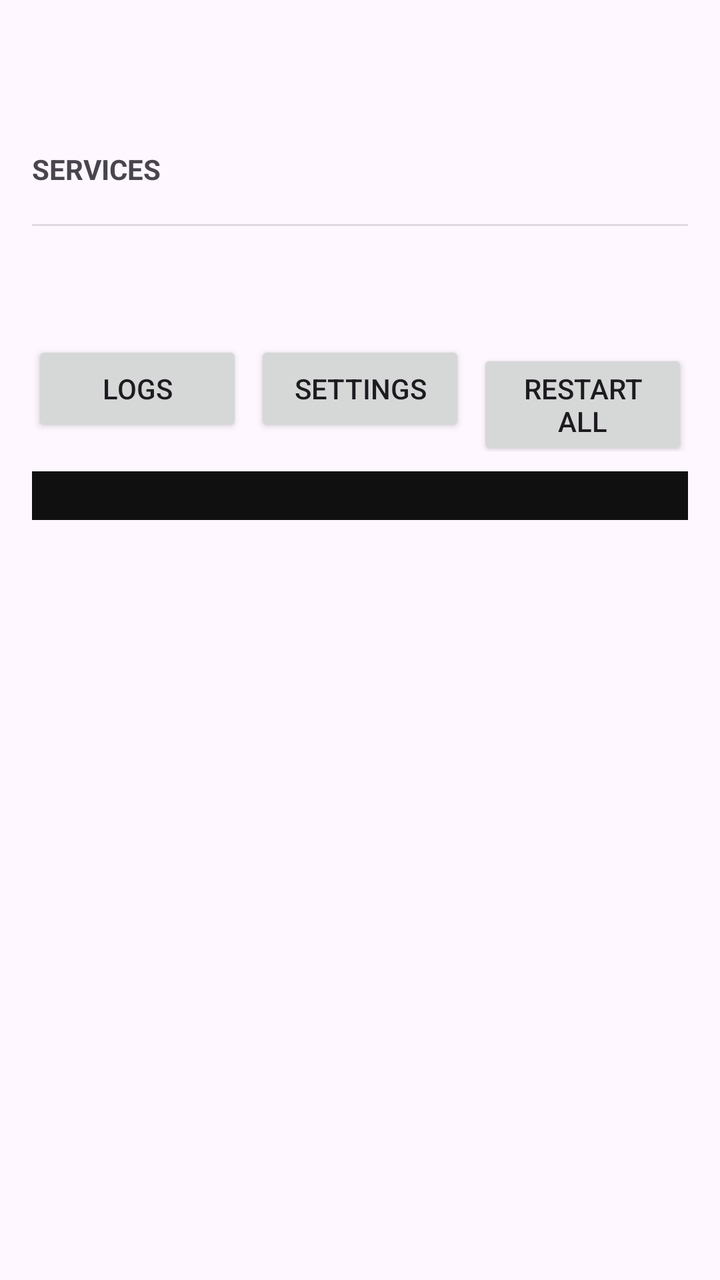
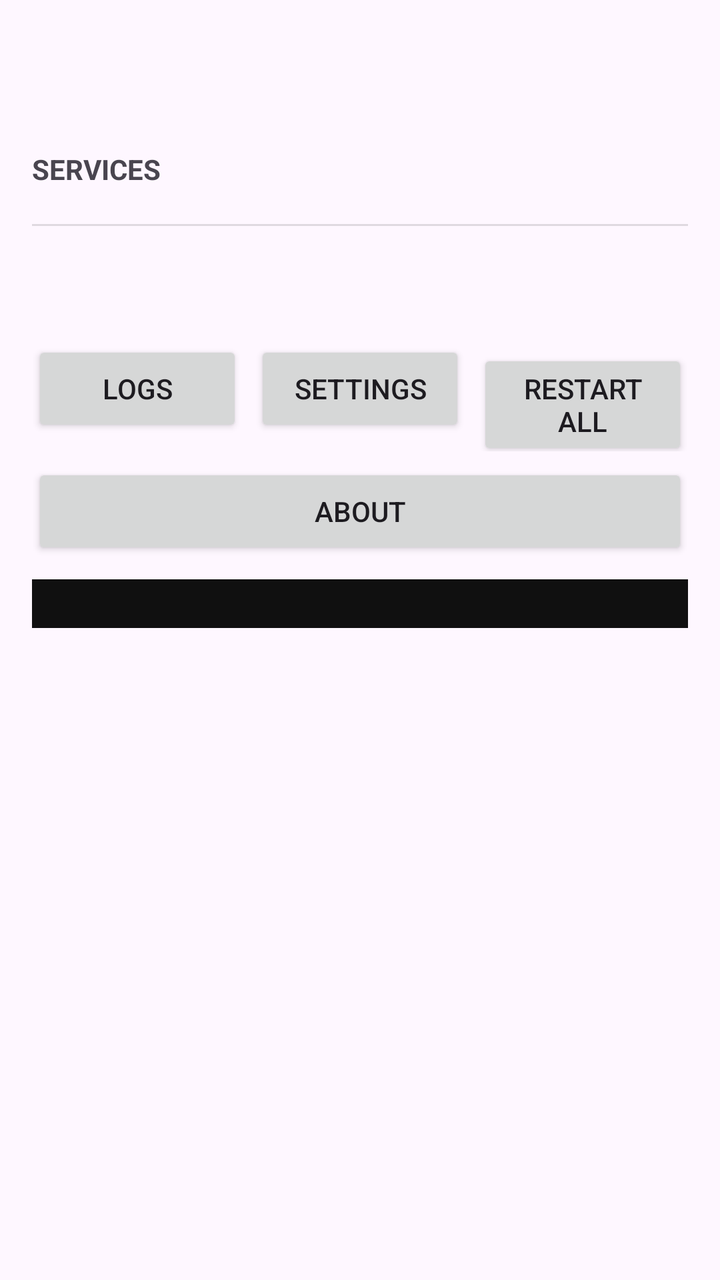

Two renders of the same Android screen: before a commit and after it. Below are the layout's source before the change and the commit's diff.
<!-- AndroidManifest.xml: application theme Theme.App -->
<!-- res/layout/activity_main.xml -->
<?xml version="1.0" encoding="utf-8"?>
<ScrollView xmlns:android="http://schemas.android.com/apk/res/android"
    android:layout_width="match_parent"
    android:layout_height="match_parent">

    <LinearLayout
        android:layout_width="match_parent"
        android:layout_height="wrap_content"
        android:orientation="vertical"
        android:padding="16dp">

        <TextView
            android:id="@+id/textStatus"
            android:layout_width="match_parent"
            android:layout_height="wrap_content"
            android:textSize="22sp"
            android:textStyle="bold"/>

        <TextView
            android:id="@+id/textAddresses"
            android:layout_width="match_parent"
            android:layout_height="wrap_content"
            android:textIsSelectable="true"
            android:textSize="13sp"/>

        <Button
            android:id="@+id/buttonUsb"
            android:layout_width="match_parent"
            android:layout_height="wrap_content"
            android:visibility="gone"
            android:text="Grant USB printer permission"/>

        <TextView
            android:layout_width="match_parent"
            android:layout_height="wrap_content"
            android:layout_marginTop="12dp"
            android:layout_marginBottom="6dp"
            android:text="SERVICES"
            android:textStyle="bold"/>

        <LinearLayout
            android:id="@+id/serviceCardsContainer"
            android:layout_width="match_parent"
            android:layout_height="wrap_content"
            android:orientation="vertical"/>

        <View
            android:layout_width="match_parent"
            android:layout_height="1dp"
            android:layout_marginVertical="12dp"
            android:background="?android:attr/listDivider"/>

        <TextView
            android:id="@+id/textPower"
            android:layout_width="match_parent"
            android:layout_height="wrap_content"
            android:textSize="14sp"/>

        <TextView
            android:id="@+id/textUptime"
            android:layout_width="match_parent"
            android:layout_height="wrap_content"
            android:textSize="12sp"/>

        <LinearLayout
            android:layout_width="match_parent"
            android:layout_height="wrap_content"
            android:layout_marginTop="10dp"
            android:orientation="horizontal">

            <Button
                android:id="@+id/buttonLogs"
                android:layout_width="0dp"
                android:layout_height="wrap_content"
                android:layout_weight="1"
                android:text="Logs"/>

            <Button
                android:id="@+id/buttonSettings"
                android:layout_width="0dp"
                android:layout_height="wrap_content"
                android:layout_weight="1"
                android:layout_marginStart="6dp"
                android:text="Settings"/>

            <Button
                android:id="@+id/buttonRestartAll"
                android:layout_width="0dp"
                android:layout_height="wrap_content"
                android:layout_weight="1"
                android:layout_marginStart="6dp"
                android:text="Restart all"/>
        </LinearLayout>

        <TextView
            android:id="@+id/textError"
            android:layout_width="match_parent"
            android:layout_height="wrap_content"
            android:layout_marginTop="8dp"
            android:textColor="#B00020"
            android:visibility="gone"/>

        <TextView
            android:id="@+id/textLogs"
            android:layout_width="match_parent"
            android:layout_height="wrap_content"
            android:layout_marginTop="10dp"
            android:background="#FF101010"
            android:fontFamily="monospace"
            android:padding="6dp"
            android:textColor="#FF9FE19F"
            android:textSize="9sp"/>
    </LinearLayout>
</ScrollView>
<!-- resources referenced by this layout -->
<resources>
  <style name="Theme.App" parent="Theme.Material3.DayNight.NoActionBar" />
</resources>

<!-- the commit's change to res/layout/activity_main.xml (unified diff, before → after) -->
@@ -92,6 +92,13 @@
                 android:text="Restart all"/>
         </LinearLayout>
 
+        <Button
+            android:id="@+id/buttonAbout"
+            android:layout_width="match_parent"
+            android:layout_height="wrap_content"
+            android:layout_marginTop="6dp"
+            android:text="About"/>
+
         <TextView
             android:id="@+id/textError"
             android:layout_width="match_parent"
